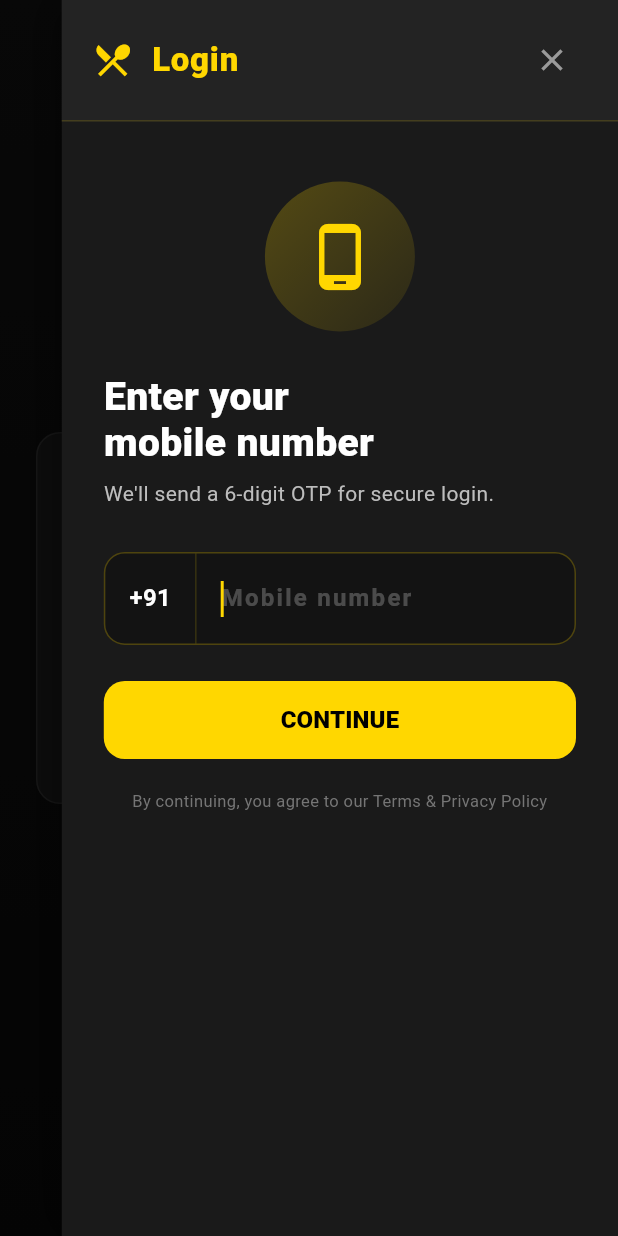
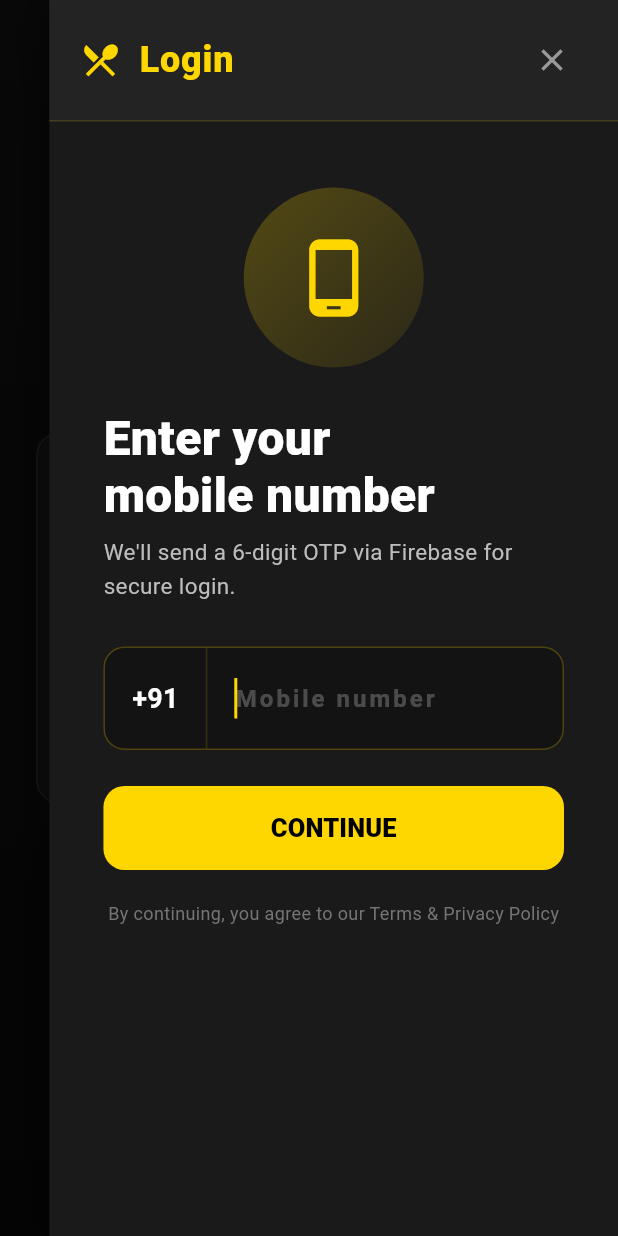
Before and after one commit to jeevanrobin/Papichulo, a Flutter app: the ProfileScreen screen opened by its route, after a tap on "Go to Login", on a phone screen of 412 x 824 dp. Run offline on Flutter 3.47's test engine with Material 3 defaults, Android fonts, the phone set to English and light mode, and no system bars; our stand-ins replace file_picker, firebase_auth, firebase_core, flutter_map, geolocator, go_router and 1 more; missing offline and left inert: dart:html; accounts and stored records are empty; network calls fail; Roboto replaces fonts that are missing (Segoe UI); statements that could not run were skipped.

Commit message:
feat: integrate Firebase Phone Auth - replace backend OTP with Firebase signInWithPhoneNumber, add firebase-login backend endpoint

```diff
--- a/lib/screens/auth/auth_sidebar.dart
+++ b/lib/screens/auth/auth_sidebar.dart
@@ -1,5 +1,6 @@
 import 'dart:async';
 
+import 'package:firebase_auth/firebase_auth.dart' as fb;
 import 'package:flutter/material.dart';
 import 'package:flutter/services.dart';
 import 'package:provider/provider.dart';
@@ -7,7 +8,7 @@ import 'package:provider/provider.dart';
 import '../../services/auth_service.dart';
 
 /// A Swiggy-style sliding right-aligned sidebar that handles both
-/// phone-number entry and OTP verification in a single overlay.
+/// phone-number entry and OTP verification using **Firebase Phone Auth**.
 class AuthSidebar extends StatefulWidget {
   const AuthSidebar({super.key});
 
@@ -32,7 +33,9 @@ class _AuthSidebarState extends State<AuthSidebar>
   final TextEditingController _phoneCtrl = TextEditingController();
   bool _sendingOtp = false;
   String? _phoneError;
-  String? _debugOtp;
+
+  // Firebase
+  fb.ConfirmationResult? _confirmationResult;
 
   // OTP step
   final List<TextEditingController> _otpCtrls =
@@ -87,13 +90,13 @@ class _AuthSidebarState extends State<AuthSidebar>
     setState(() {
       _sendingOtp = true;
       _phoneError = null;
-      _debugOtp = null;
     });
     try {
-      final res =
-          await context.read<AuthService>().sendOtp(phone: digits);
+      final result = await fb.FirebaseAuth.instance.signInWithPhoneNumber(
+        '+91$digits',
+      );
       if (!mounted) return;
-      _debugOtp = res['debugOtp']?.toString();
+      _confirmationResult = result;
       setState(() => _step = 1);
       _startResendTimer();
     } catch (e) {
@@ -129,8 +132,11 @@ class _AuthSidebarState extends State<AuthSidebar>
     if (_resendCooldown > 0) return;
     final digits = _phoneCtrl.text.trim().replaceAll(RegExp(r'[^0-9]'), '');
     try {
-      await context.read<AuthService>().sendOtp(phone: digits);
+      final result = await fb.FirebaseAuth.instance.signInWithPhoneNumber(
+        '+91$digits',
+      );
       if (!mounted) return;
+      _confirmationResult = result;
       _startResendTimer();
       ScaffoldMessenger.of(context).showSnackBar(
         const SnackBar(
@@ -174,7 +180,7 @@ class _AuthSidebarState extends State<AuthSidebar>
   }
 
   Future<void> _verifyOtp() async {
-    if (_verifying) return;
+    if (_verifying || _confirmationResult == null) return;
     if (_otp.length != 6) {
       setState(() => _otpError = 'Enter complete 6-digit OTP');
       return;
@@ -184,8 +190,22 @@ class _AuthSidebarState extends State<AuthSidebar>
       _otpError = null;
     });
     try {
+      // Firebase confirms the OTP
+      final userCredential = await _confirmationResult!.confirm(_otp);
+      final firebaseUser = userCredential.user;
+      if (firebaseUser == null) throw Exception('Firebase auth failed');
+
+      // Get the Firebase ID token
+      final idToken = await firebaseUser.getIdToken();
+      if (idToken == null) throw Exception('Cannot get Firebase token');
+
+      // Send to our backend to create/find user and get JWT
       final digits = _phoneCtrl.text.trim().replaceAll(RegExp(r'[^0-9]'), '');
-      await context.read<AuthService>().verifyOtp(phone: digits, otp: _otp);
+      if (!mounted) return;
+      await context.read<AuthService>().firebaseLogin(
+            phone: digits,
+            firebaseIdToken: idToken,
+          );
       if (!mounted) return;
       await _close();
     } catch (e) {
@@ -212,9 +232,9 @@ class _AuthSidebarState extends State<AuthSidebar>
             child: SlideTransition(
               position: _slideAnim,
               child: Container(
-                width: 420,
+                width: 520,
                 constraints: BoxConstraints(
-                  maxWidth: MediaQuery.of(context).size.width * 0.9,
+                  maxWidth: MediaQuery.of(context).size.width * 0.92,
                 ),
                 height: double.infinity,
                 decoration: const BoxDecoration(
@@ -234,7 +254,7 @@ class _AuthSidebarState extends State<AuthSidebar>
                       Expanded(
                         child: SingleChildScrollView(
                           padding: const EdgeInsets.symmetric(
-                              horizontal: 28, vertical: 16),
+                              horizontal: 36, vertical: 20),
                           child:
                               _step == 0 ? _buildPhoneStep() : _buildOtpStep(),
                         ),
@@ -268,7 +288,7 @@ class _AuthSidebarState extends State<AuthSidebar>
               _step == 0 ? 'Login' : 'Verify OTP',
               style: const TextStyle(
                 color: _gold,
-                fontSize: 22,
+                fontSize: 24,
                 fontWeight: FontWeight.w800,
                 letterSpacing: 0.5,
               ),
@@ -292,8 +312,8 @@ class _AuthSidebarState extends State<AuthSidebar>
         // Illustration area
         Center(
           child: Container(
-            width: 100,
-            height: 100,
+            width: 120,
+            height: 120,
             decoration: BoxDecoration(
               shape: BoxShape.circle,
               gradient: LinearGradient(
@@ -305,7 +325,7 @@ class _AuthSidebarState extends State<AuthSidebar>
                 ],
               ),
             ),
-            child: const Icon(Icons.phone_android, color: _gold, size: 48),
+            child: const Icon(Icons.phone_android, color: _gold, size: 56),
           ),
         ),
         const SizedBox(height: 28),
@@ -313,15 +333,15 @@ class _AuthSidebarState extends State<AuthSidebar>
           'Enter your\nmobile number',
           style: TextStyle(
             color: Colors.white,
-            fontSize: 26,
+            fontSize: 32,
             fontWeight: FontWeight.w800,
             height: 1.2,
           ),
         ),
         const SizedBox(height: 8),
         Text(
-          'We\'ll send a 6-digit OTP for secure login.',
-          style: TextStyle(color: Colors.grey[400], fontSize: 14),
+          'We\'ll send a 6-digit OTP via Firebase for secure login.',
+          style: TextStyle(color: Colors.grey[400], fontSize: 15),
         ),
         const SizedBox(height: 28),
         // Phone field
@@ -335,7 +355,7 @@ class _AuthSidebarState extends State<AuthSidebar>
             children: [
               Container(
                 padding:
-                    const EdgeInsets.symmetric(horizontal: 16, vertical: 18),
+                    const EdgeInsets.symmetric(horizontal: 18, vertical: 20),
                 decoration: BoxDecoration(
                   border: Border(
                     right: BorderSide(color: _gold.withValues(alpha: 0.15)),
@@ -346,7 +366,7 @@ class _AuthSidebarState extends State<AuthSidebar>
                   style: TextStyle(
                     color: Colors.white,
                     fontWeight: FontWeight.w700,
-                    fontSize: 16,
+                    fontSize: 18,
                   ),
                 ),
               ),
@@ -362,16 +382,16 @@ class _AuthSidebarState extends State<AuthSidebar>
                   ],
                   style: const TextStyle(
                     color: Colors.white,
-                    fontSize: 16,
+                    fontSize: 18,
                     fontWeight: FontWeight.w600,
-                    letterSpacing: 1.5,
+                    letterSpacing: 2.0,
                   ),
                   decoration: const InputDecoration(
                     counterText: '',
                     hintText: 'Mobile number',
-                    hintStyle: TextStyle(color: Colors.white24),
+                    hintStyle: TextStyle(color: Colors.white24, fontSize: 16),
                     contentPadding:
-                        EdgeInsets.symmetric(horizontal: 16, vertical: 18),
+                        EdgeInsets.symmetric(horizontal: 18, vertical: 20),
                     border: InputBorder.none,
                   ),
                   onSubmitted: (_) => _sendOtp(),
@@ -385,17 +405,11 @@ class _AuthSidebarState extends State<AuthSidebar>
           Text(_phoneError!,
               style: const TextStyle(color: Colors.redAccent, fontSize: 13)),
         ],
-        if (_debugOtp != null) ...[
-          const SizedBox(height: 8),
-          Text('Dev OTP: $_debugOtp',
-              style:
-                  const TextStyle(color: Colors.greenAccent, fontSize: 12)),
-        ],
         const SizedBox(height: 24),
         // CTA button
         SizedBox(
           width: double.infinity,
-          height: 52,
+          height: 56,
           child: ElevatedButton(
             onPressed: _sendingOtp ? null : _sendOtp,
             style: ElevatedButton.styleFrom(
@@ -415,7 +429,7 @@ class _AuthSidebarState extends State<AuthSidebar>
                 : const Text(
                     'CONTINUE',
                     style:
-                        TextStyle(fontWeight: FontWeight.w800, fontSize: 16),
+                        TextStyle(fontWeight: FontWeight.w800, fontSize: 17),
                   ),
           ),
         ),
@@ -425,7 +439,7 @@ class _AuthSidebarState extends State<AuthSidebar>
           child: Text(
             'By continuing, you agree to our Terms & Privacy Policy',
             textAlign: TextAlign.center,
-            style: TextStyle(color: Colors.grey[600], fontSize: 11),
+            style: TextStyle(color: Colors.grey[600], fontSize: 12),
           ),
         ),
       ],
@@ -458,14 +472,14 @@ class _AuthSidebarState extends State<AuthSidebar>
           'Enter OTP',
           style: TextStyle(
             color: Colors.white,
-            fontSize: 26,
+            fontSize: 32,
             fontWeight: FontWeight.w800,
           ),
         ),
         const SizedBox(height: 8),
         RichText(
           text: TextSpan(
-            style: TextStyle(color: Colors.grey[400], fontSize: 14),
+            style: TextStyle(color: Colors.grey[400], fontSize: 15),
             children: [
               const TextSpan(text: 'OTP sent to '),
               TextSpan(
@@ -476,19 +490,13 @@ class _AuthSidebarState extends State<AuthSidebar>
             ],
           ),
         ),
-        if (_debugOtp != null) ...[
-          const SizedBox(height: 6),
-          Text('Dev OTP: $_debugOtp',
-              style:
-                  const TextStyle(color: Colors.greenAccent, fontSize: 12)),
-        ],
         const SizedBox(height: 28),
         // OTP boxes
         Row(
           mainAxisAlignment: MainAxisAlignment.spaceBetween,
           children: List.generate(6, (i) {
             return SizedBox(
-              width: 48,
+              width: 52,
               child: TextField(
                 controller: _otpCtrls[i],
                 focusNode: _otpFocusNodes[i],
@@ -530,7 +538,7 @@ class _AuthSidebarState extends State<AuthSidebar>
         // Verify button
         SizedBox(
           width: double.infinity,
-          height: 52,
+          height: 56,
           child: ElevatedButton(
             onPressed: _verifying ? null : _verifyOtp,
             style: ElevatedButton.styleFrom(
@@ -550,7 +558,7 @@ class _AuthSidebarState extends State<AuthSidebar>
                 : const Text(
                     'VERIFY OTP',
                     style:
-                        TextStyle(fontWeight: FontWeight.w800, fontSize: 16),
+                        TextStyle(fontWeight: FontWeight.w800, fontSize: 17),
                   ),
           ),
         ),
--- a/pubspec.yaml
+++ b/pubspec.yaml
@@ -20,6 +20,8 @@ dependencies:
   go_router: ^14.2.7
   file_picker: ^8.1.6
   web_socket_channel: ^3.0.1
+  firebase_core: ^3.12.1
+  firebase_auth: ^5.6.1
 
 dev_dependencies:
   flutter_test:
```
Also changed, not shown: lib/main.dart (+7 -2 lines), lib/services/auth_service.dart (+21 -0 lines), lib/firebase_options.dart (added), pubspec.lock, 2 other files.
